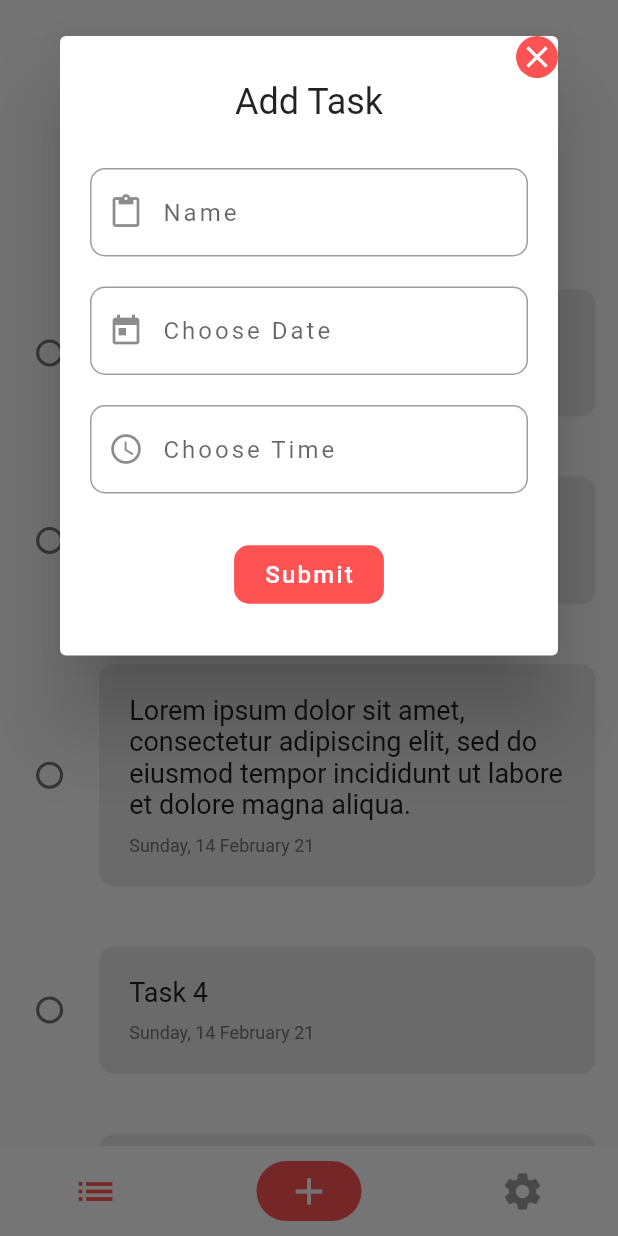
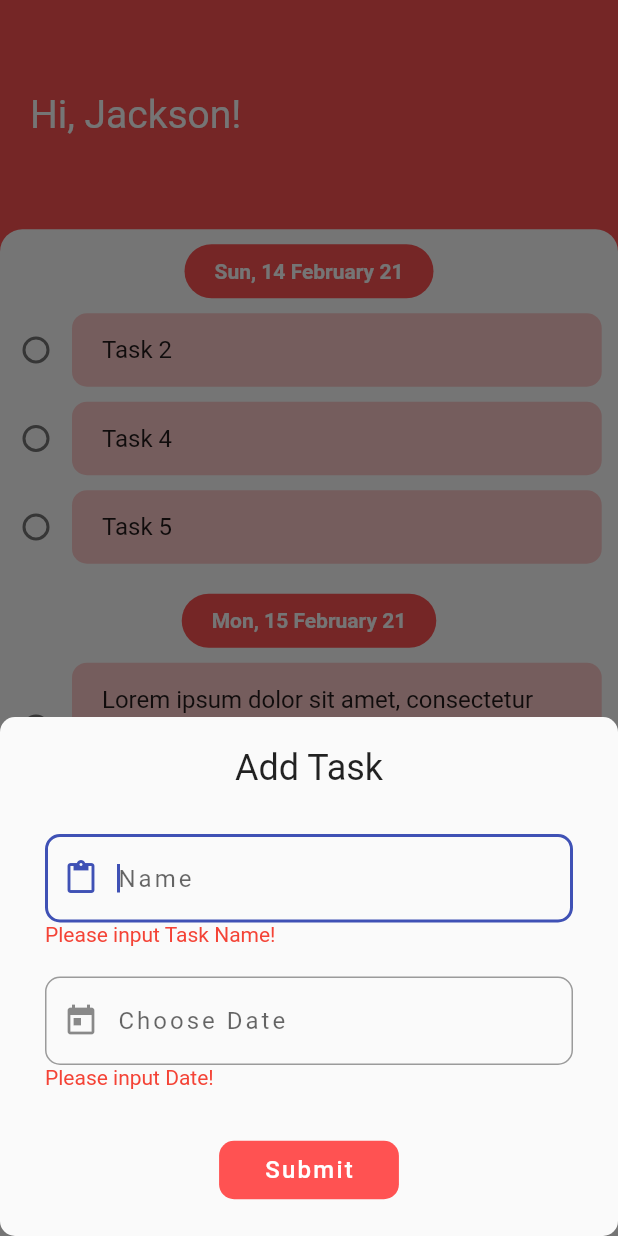
Before and after one commit to jacksonsuciadyy/todoeyid, a Flutter app: the screen it shows after launch, item 2 of the bottom bar chosen, after a tap on the "add" icon, on a phone screen of 412 x 824 dp. Run offline on Flutter 3.47's test engine with Material 2 defaults, Android fonts, the phone set to English and light mode, and no system bars; our stand-ins replace circular_check_box.

```diff
--- a/lib/main.dart
+++ b/lib/main.dart
@@ -19,7 +19,7 @@ class Main extends StatelessWidget {
         theme: ThemeData(
           primaryColor: Colors.redAccent,
           primarySwatch: Colors.indigo,
-          accentColor: Colors.amber,
+          accentColor: Colors.redAccent,
         ),
         home: NavigationScreen(),
       ),
--- a/lib/models/tasks.dart
+++ b/lib/models/tasks.dart
@@ -1,4 +1,6 @@
+import "package:collection/collection.dart";
 import 'package:flutter/material.dart';
+import 'package:intl/intl.dart';
 import 'package:uuid/uuid.dart';
 
 class Task {
@@ -20,7 +22,7 @@ class Tasks extends ChangeNotifier {
     Task(
       taskID: Uuid().v4(),
       name: 'Task 1',
-      taskDate: DateTime.now(),
+      taskDate: DateTime.now().add(Duration(days: 2)),
     ),
     Task(
       taskID: Uuid().v4(),
@@ -31,7 +33,7 @@ class Tasks extends ChangeNotifier {
       taskID: Uuid().v4(),
       name:
           'Lorem ipsum dolor sit amet, consectetur adipiscing elit, sed do eiusmod tempor incididunt ut labore et dolore magna aliqua.',
-      taskDate: DateTime.now(),
+      taskDate: DateTime.now().add(Duration(days: 1)),
     ),
     Task(
       taskID: Uuid().v4(),
@@ -45,9 +47,43 @@ class Tasks extends ChangeNotifier {
     ),
   ];
 
+  List<String> _dates = [];
+
+  List<String> getDates() {
+    _tasks.sort((a, b) => a.taskDate.compareTo(b.taskDate));
+
+    _dates.clear();
+
+    for (var task in _tasks) {
+      if (!_dates.contains(
+          DateFormat('EEE, dd MMMM yy', 'en_US').format(task.taskDate)))
+        _dates
+            .add(DateFormat('EEE, dd MMMM yy', 'en_US').format(task.taskDate));
+    }
+
+    // for (var date in _dates) {
+    //   print(date);
+    // }
+    // print('\n');
+
+    return _dates;
+
+    // groupByDate.forEach((date, list) {
+    //   print('$date:');
+    // });
+  }
+
   List<Task> get tasks {
-    _tasks.sort((a, b) => b.taskDate.compareTo(a.taskDate));
+    // _tasks.sort((a, b) => b.taskDate.compareTo(a.taskDate));
     return [..._tasks];
+  }
+
+  List<Task> getTasksWithDate(String taskDate) {
+    return [
+      ..._tasks.where((task) =>
+          DateFormat('EEE, dd MMMM yy', 'en_US').format(task.taskDate) ==
+          taskDate)
+    ];
   }
 
   int get length {
@@ -56,6 +92,18 @@ class Tasks extends ChangeNotifier {
 
   void addTask(Task task) {
     _tasks.add(task);
+    notifyListeners();
+  }
+
+  void deleteTaskFromDate(String taskDate) {
+    List<Task> tasksToDelete = [
+      ...tasks.where((task) =>
+          DateFormat('EEE, dd MMMM yy', 'en_US').format(task.taskDate) ==
+          taskDate)
+    ];
+    for (var task in tasksToDelete) {
+      _tasks.remove(task);
+    }
     notifyListeners();
   }
 
--- a/lib/screens/addTaskScreen.dart
+++ b/lib/screens/addTaskScreen.dart
@@ -10,13 +10,34 @@ class AddTaskScreen extends StatefulWidget {
 }
 
 class _AddTaskScreenState extends State<AddTaskScreen> {
+  bool _isAlreadySubmit = false;
   DateTime _selectedDate = DateTime.now();
-  TimeOfDay _selectedTime = TimeOfDay.now();
+  String _taskname = "";
+  String _date = "";
+  // TimeOfDay _selectedTime = TimeOfDay.now();
+
+  FocusNode focusNode;
 
   var nameController = new TextEditingController();
   var descriptionController = new TextEditingController();
   var dateFieldController = new TextEditingController();
   var timeFieldController = new TextEditingController();
+
+  @override
+  void initState() {
+    super.initState();
+    focusNode = new FocusNode();
+
+    // listen to focus changes
+    // focusNode.addListener(
+    //     () => print('focusNode updated: hasFocus: ${focusNode.hasFocus}'));
+  }
+
+  @override
+  void dispose() {
+    focusNode.dispose();
+    super.dispose();
+  }
 
   _selectDate() async {
     DateTime date = await showDatePicker(
@@ -27,38 +48,65 @@ class _AddTaskScreenState extends State<AddTaskScreen> {
     );
     if (date != null)
       setState(() {
+        _date = DateFormat('dd MMM yyyy', 'en_US').format(date);
         dateFieldController.text =
             DateFormat('dd MMM yyyy', 'en_US').format(date);
       });
   }
 
-  _selectTime() async {
-    TimeOfDay t =
-        await showTimePicker(context: context, initialTime: _selectedTime);
-    if (t != null)
+  // _selectTime() async {
+  //   TimeOfDay t =
+  //       await showTimePicker(context: context, initialTime: _selectedTime);
+  //   if (t != null)
+  //     setState(() {
+  //       timeFieldController.text =
+  //           t.hour.toString() + ":" + t.minute.toString();
+  //     });
+  // }
+
+  void submitData() {
     setState(() {
-        timeFieldController.text =
-            t.hour.toString() + ":" + t.minute.toString();
+      _isAlreadySubmit = true;
     });
+    if (nameController.text.isNotEmpty && dateFieldController.text.isNotEmpty) {
+      Provider.of<Tasks>(context, listen: false).addTask(
+        Task(
+          taskID: Uuid().v4(),
+          name: nameController.text,
+          taskDate: DateFormat("dd MMM yyyy")
+              .parse(dateFieldController.text + " " + timeFieldController.text),
+        ),
+      );
+      Navigator.pop(context);
+    }
   }
 
   @override
   Widget build(BuildContext context) {
-    return Dialog(
-      child: Stack(
+    return Padding(
+      // padding: const EdgeInsets.symmetric(horizontal: 20, vertical: 30),
+      padding: EdgeInsets.only(
+          top: 20.0,
+          right: 30.0,
+          left: 30.0,
+          bottom: 20 + MediaQuery.of(context).viewInsets.bottom),
+      child: Column(
+        crossAxisAlignment: CrossAxisAlignment.start,
+        mainAxisSize: MainAxisSize.min,
         children: [
-          Padding(
-            padding: EdgeInsets.symmetric(horizontal: 20, vertical: 30),
-            child: Column(
-              children: [
-                Text(
+          Align(
+            alignment: Alignment.center,
+            child: Text(
               'Add Task',
               style: TextStyle(fontSize: 24),
+            ),
           ),
           SizedBox(
             height: 30,
           ),
           TextField(
+            autofocus: true,
+            focusNode: focusNode,
             controller: nameController,
             decoration: InputDecoration(
               hintText: 'Name',
@@ -69,6 +117,20 @@ class _AddTaskScreenState extends State<AddTaskScreen> {
                     color: Theme.of(context).primaryColor, width: 1.0),
                 borderRadius: BorderRadius.circular(10),
               ),
+            ),
+            onChanged: (newTaskName) {
+              setState(
+                () {
+                  _taskname = newTaskName;
+                },
+              );
+            },
+          ),
+          if (_isAlreadySubmit && _taskname.isEmpty)
+            Text(
+              'Please input Task Name!',
+              style: TextStyle(
+                color: Colors.red,
               ),
             ),
           SizedBox(
@@ -107,30 +169,39 @@ class _AddTaskScreenState extends State<AddTaskScreen> {
               ),
             ),
           ),
-                SizedBox(
-                  height: 20,
-                ),
-                TextField(
-                  controller: timeFieldController,
-                  onTap: _selectTime,
-                  readOnly: true,
-                  decoration: InputDecoration(
-                    hintText: 'Choose Time',
-                    hintStyle: TextStyle(letterSpacing: 2.0),
-                    prefixIcon: Icon(Icons.access_time),
-                    border: OutlineInputBorder(
-                      borderSide: BorderSide(
-                          color: Theme.of(context).primaryColor, width: 1.0),
-                      borderRadius: BorderRadius.circular(10),
+          if (_isAlreadySubmit && _date.isEmpty)
+            Text(
+              'Please input Date!',
+              style: TextStyle(
+                color: Colors.red,
               ),
             ),
-                ),
+          // SizedBox(
+          //   height: 20,
+          // ),
+          // TextField(
+          //   controller: timeFieldController,
+          //   onTap: _selectTime,
+          //   readOnly: true,
+          //   decoration: InputDecoration(
+          //     hintText: 'Choose Time',
+          //     hintStyle: TextStyle(letterSpacing: 2.0),
+          //     prefixIcon: Icon(Icons.access_time),
+          //     border: OutlineInputBorder(
+          //       borderSide: BorderSide(
+          //           color: Theme.of(context).primaryColor, width: 1.0),
+          //       borderRadius: BorderRadius.circular(10),
+          //     ),
+          //   ),
+          // ),
           SizedBox(
             height: 30,
           ),
-                FlatButton(
+          Align(
+            alignment: Alignment.center,
+            child: FlatButton(
               color: Theme.of(context).primaryColor,
-                  padding: EdgeInsets.symmetric(horizontal: 20, vertical: 10),
+              padding: EdgeInsets.symmetric(horizontal: 30, vertical: 10),
               shape: RoundedRectangleBorder(
                 borderRadius: BorderRadius.circular(10),
               ),
@@ -139,37 +210,7 @@ class _AddTaskScreenState extends State<AddTaskScreen> {
                 'Submit',
                 style: TextStyle(fontSize: 16, letterSpacing: 1.5),
               ),
-                  onPressed: () {
-                    Provider.of<Tasks>(context, listen: false).addTask(
-                      Task(
-                        taskID: Uuid().v4(),
-                        name: nameController.text,
-                        taskDate: DateFormat("dd MMM yyyy hh:mm").parse(
-                            dateFieldController.text +
-                                " " +
-                                timeFieldController.text),
-                      ),
-                    );
-                    Navigator.pop(context);
-                  },
-                ),
-              ],
-            ),
-          ),
-          Positioned(
-            right: 0.0,
-            child: GestureDetector(
-              onTap: () {
-                Navigator.of(context).pop();
-              },
-              child: Align(
-                alignment: Alignment.topRight,
-                child: CircleAvatar(
-                  radius: 14.0,
-                  backgroundColor: Theme.of(context).primaryColor,
-                  child: Icon(Icons.close, color: Colors.white),
-                ),
-              ),
+              onPressed: submitData,
             ),
           ),
         ],
--- a/lib/screens/navigationScreen.dart
+++ b/lib/screens/navigationScreen.dart
@@ -20,6 +20,32 @@ class _NavigationScreenState extends State<NavigationScreen> {
   ];
 
   int _selectedIndex = 0;
+
+  void _modalBottomSheetMenu() {
+    showModalBottomSheet(
+      isScrollControlled: true,
+      shape: RoundedRectangleBorder(
+        borderRadius: BorderRadius.circular(10.0),
+      ),
+      context: context,
+      builder: (builder) {
+        // return new Container(
+        //   height: MediaQuery.of(context).viewInsets.bottom,
+        //   color: Colors.transparent, //could change this to Color(0xFF737373),
+        //   //so you don't have to change MaterialApp canvasColor
+        //   child: new Container(
+        //     decoration: new BoxDecoration(
+        //         color: Colors.white,
+        //         borderRadius: new BorderRadius.only(
+        //             topLeft: const Radius.circular(10.0),
+        //             topRight: const Radius.circular(10.0))),
+        //     child: AddTaskScreen(),
+        //   ),
+        // );
+        return AddTaskScreen();
+      },
+    );
+  }
 
   @override
   Widget build(BuildContext context) {
@@ -60,19 +86,20 @@ class _NavigationScreenState extends State<NavigationScreen> {
             icon: Icons.add,
             label: 'Tasks',
             isCenter: true,
-            onTapCenter: () {
-              showDialog(
-                context: context,
-                builder: (BuildContext context) => SingleChildScrollView(
-                  child: Container(
-                    padding: EdgeInsets.only(
-                      bottom: MediaQuery.of(context).viewInsets.bottom,
-                    ),
-                    child: AddTaskScreen(),
-                  ),
-                ),
-              );
-            },
+            onTapCenter: _modalBottomSheetMenu,
+            // onTapCenter: () {
+            //   showDialog(
+            //     context: context,
+            //     builder: (BuildContext context) => SingleChildScrollView(
+            //       child: Container(
+            //         padding: EdgeInsets.only(
+            //           bottom: MediaQuery.of(context).viewInsets.bottom,
+            //         ),
+            //         child: AddTaskScreen(),
+            //       ),
+            //     ),
+            //   );
+            // },
           ),
           CustomBottomNavigationItem(
             icon: Icons.settings,
--- /dev/null
+++ b/lib/screens/tasksDateScreen.dart
@@ -0,0 +1,137 @@
+import 'package:flutter/material.dart';
+import 'package:provider/provider.dart';
+import 'package:todoeyid/models/tasks.dart';
+import 'package:todoeyid/widgets/taskTile.dart';
+
+class TasksDateScreen extends StatefulWidget {
+  @override
+  _TasksDateScreenState createState() => _TasksDateScreenState();
+}
+
+class _TasksDateScreenState extends State<TasksDateScreen> {
+  List<Widget> _tasksData(BuildContext context, String dateTime) {
+    List<Widget> tasks = [];
+    var tasksData = Provider.of<Tasks>(context).getTasksWithDate(dateTime);
+    for (var task in tasksData) {
+      tasks.add(
+        TaskTile(
+          name: task.name,
+          taskDate: task.taskDate,
+          isDone: task.isDone,
+          checkboxCallback: (bool checkboxState) {
+            Provider.of<Tasks>(context, listen: false).updateTask(task.taskID);
+          },
+        ),
+      );
+    }
+
+    return tasks;
+  }
+
+  showAlertDialog(BuildContext context, String taskDate) {
+    // set up the buttons
+    Widget cancelButton = FlatButton(
+      child: Text(
+        "No",
+        style: TextStyle(
+          color: Colors.grey[600],
+        ),
+      ),
+      onPressed: () {
+        Navigator.of(context).pop();
+      },
+    );
+    Widget continueButton = FlatButton(
+      child: Text(
+        "Yes",
+        style: TextStyle(color: Theme.of(context).primaryColor),
+      ),
+      onPressed: () {
+        Provider.of<Tasks>(context, listen: false).deleteTaskFromDate(taskDate);
+        Navigator.of(context).pop();
+      },
+    );
+
+    // set up the AlertDialog
+    AlertDialog alert = AlertDialog(
+      title: Text(
+        "Delete",
+        style: TextStyle(fontSize: 24.0),
+      ),
+      content: RichText(
+        text: new TextSpan(
+          // Note: Styles for TextSpans must be explicitly defined.
+          // Child text spans will inherit styles from parent
+          style: new TextStyle(
+            fontSize: 16.0,
+            color: Colors.black,
+          ),
+          children: <TextSpan>[
+            new TextSpan(
+                text: 'Are you sure want to delete all of the Tasks in '),
+            new TextSpan(
+              text: '$taskDate ',
+              style: new TextStyle(
+                fontWeight: FontWeight.bold,
+                color: Theme.of(context).primaryColor,
+              ),
+            ),
+            new TextSpan(text: '?'),
+          ],
+        ),
+      ),
+      actions: [
+        cancelButton,
+        continueButton,
+      ],
+    );
+
+    // show the dialog
+    showDialog(
+      context: context,
+      builder: (BuildContext context) {
+        return alert;
+      },
+    );
+  }
+
+  @override
+  Widget build(BuildContext context) {
+    List<String> _tasksDate = Provider.of<Tasks>(context).getDates();
+    return ListView.builder(
+      itemCount: _tasksDate.length,
+      itemBuilder: (context, i) {
+        return Column(
+          children: [
+            Center(
+              child: InkWell(
+                onTap: () {
+                  showAlertDialog(context, _tasksDate[i]);
+                },
+                child: Container(
+                  decoration: BoxDecoration(
+                      color: Theme.of(context).primaryColor,
+                      borderRadius: BorderRadius.circular(20)),
+                  padding:
+                      EdgeInsets.symmetric(horizontal: 20.0, vertical: 10.0),
+                  margin: EdgeInsets.symmetric(vertical: 10.0),
+                  child: Text(
+                    _tasksDate[i],
+                    style: new TextStyle(
+                      fontSize: 14.0,
+                      fontWeight: FontWeight.bold,
+                      color: Colors.white,
+                    ),
+                  ),
+                ),
+              ),
+            ),
+            Column(
+              children: _tasksData(context, _tasksDate[i]),
+            )
+          ],
+        );
+      },
+    );
+  }
+}
--- a/lib/screens/tasksScreen.dart
+++ b/lib/screens/tasksScreen.dart
@@ -1,5 +1,5 @@
 import 'package:flutter/material.dart';
-import 'package:todoeyid/widgets/tasksList.dart';
+import 'package:todoeyid/screens/tasksDateScreen.dart';
 
 class TasksScreen extends StatelessWidget {
   final String profileName = "Jackson";
@@ -7,25 +7,46 @@ class TasksScreen extends StatelessWidget {
   @override
   Widget build(BuildContext context) {
     return Scaffold(
-      body: Column(
+      body: Container(
+        color: Theme.of(context).primaryColor,
+        child: Column(
           crossAxisAlignment: CrossAxisAlignment.start,
           children: [
             Expanded(
               flex: 1,
+              child: SafeArea(
                 child: Column(
-              children: [],
+                  mainAxisAlignment: MainAxisAlignment.center,
+                  children: [
+                    Container(
+                      padding: EdgeInsets.only(left: 20.0),
+                      child: Text(
+                        'Hi, $profileName!',
+                        style: TextStyle(color: Colors.white, fontSize: 26),
+                      ),
+                    )
+                  ],
+                ),
               ),
             ),
             Expanded(
               flex: 4,
               child: Container(
-              margin: EdgeInsets.only(top: 40.0),
-              padding: EdgeInsets.only(right: 15.0),
-              child: TasksList(),
+                // margin: EdgeInsets.only(top: 20.0),
+                // padding: EdgeInsets.only(right: 15.0),
+                decoration: BoxDecoration(
+                  color: Colors.white,
+                  borderRadius: BorderRadius.only(
+                    topRight: Radius.circular(15),
+                    topLeft: Radius.circular(15),
+                  ),
+                ),
+                child: TasksDateScreen(),
               ),
             ),
           ],
         ),
+      ),
     );
   }
 }
--- a/lib/widgets/taskTile.dart
+++ b/lib/widgets/taskTile.dart
@@ -27,7 +27,7 @@ class TaskTile extends StatelessWidget {
           Row(
             mainAxisAlignment: MainAxisAlignment.start,
             children: [
-              Expanded(
+              Flexible(
                 flex: 1,
                 child: CircularCheckBox(
                   activeColor: Theme.of(context).primaryColor,
@@ -36,43 +36,28 @@ class TaskTile extends StatelessWidget {
                   onChanged: checkboxCallback,
                 ),
               ),
-              Expanded(
-                flex: 5,
+              Flexible(
+                flex: 6,
                 child: Container(
+                  width: double.infinity,
                   decoration: BoxDecoration(
-                      color: Colors.grey.withOpacity(0.2),
+                      // color: Colors.grey.withOpacity(0.2),
+                      color: Colors.redAccent.withOpacity(0.3),
                       borderRadius: BorderRadius.circular(10)),
-                  padding: EdgeInsets.symmetric(horizontal: 20, vertical: 20),
-                  child: Column(
-                    crossAxisAlignment: CrossAxisAlignment.start,
-                    children: [
-                      Text(
-                        name,
-                        style: TextStyle(
-                          fontSize: 18,
-                          decoration:
-                              isDone ? TextDecoration.lineThrough : null,
-                        ),
-                      ),
-                      SizedBox(
-                        height: 10,
-                      ),
-                      Text(
-                        DateFormat('EEEE, dd MMMM yy', 'en_US')
-                            .format(taskDate),
-                        style: TextStyle(
-                          color: Colors.grey[600],
-                          fontSize: 12,
-                        ),
-                      ),
-                    ],
+                  padding: EdgeInsets.symmetric(horizontal: 20, vertical: 15),
+                  child: Text(
+                    name,
+                    style: TextStyle(
+                      fontSize: 16,
+                      decoration: isDone ? TextDecoration.lineThrough : null,
+                    ),
                   ),
                 ),
               ),
             ],
           ),
           SizedBox(
-            height: 40,
+            height: 10,
           ),
         ],
       ),
--- a/lib/widgets/tasksList.dart
+++ b/lib/widgets/tasksList.dart
@@ -10,11 +10,35 @@ class TasksList extends StatelessWidget {
   //   Task(name: 'Task 3'),
   // ];
 
+  // @override
+  // Widget build(BuildContext context) {
+  //   return Consumer<Tasks>(
+  //     builder: (ctx, tasksData, _) => Container(
+  //       child: Center(
+  //         child: ListView.builder(
+  //           itemCount: tasksData.length,
+  //           itemBuilder: (ctx, i) {
+  //             final task = tasksData.tasks[i];
+  //             return TaskTile(
+  //               name: task.name,
+  //               taskDate: task.taskDate,
+  //               isDone: task.isDone,
+  //               checkboxCallback: (bool checkboxState) {
+  //                 tasksData.updateTask(task.taskID);
+  //               },
+  //             );
+  //           },
+  //         ),
+  //       ),
+  //     ),
+  //   );
+  // }
+
   @override
   Widget build(BuildContext context) {
     return Consumer<Tasks>(
       builder: (ctx, tasksData, _) => Container(
-        child: Center(
+        child: Expanded(
           child: ListView.builder(
             itemCount: tasksData.length,
             itemBuilder: (ctx, i) {
```
Also changed, not shown: lib/screens/addTaskScreen2.dart (added, +179 -0 lines). Lines whose indentation alone changed are shown as unchanged.
